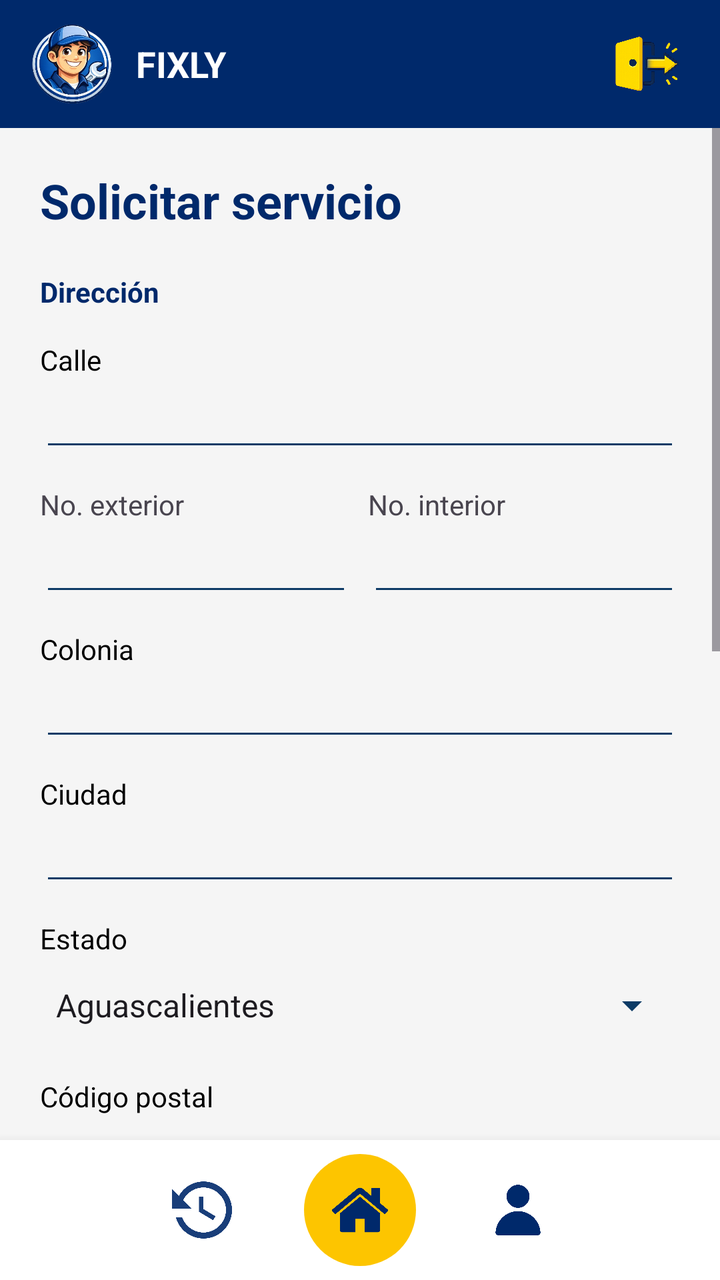
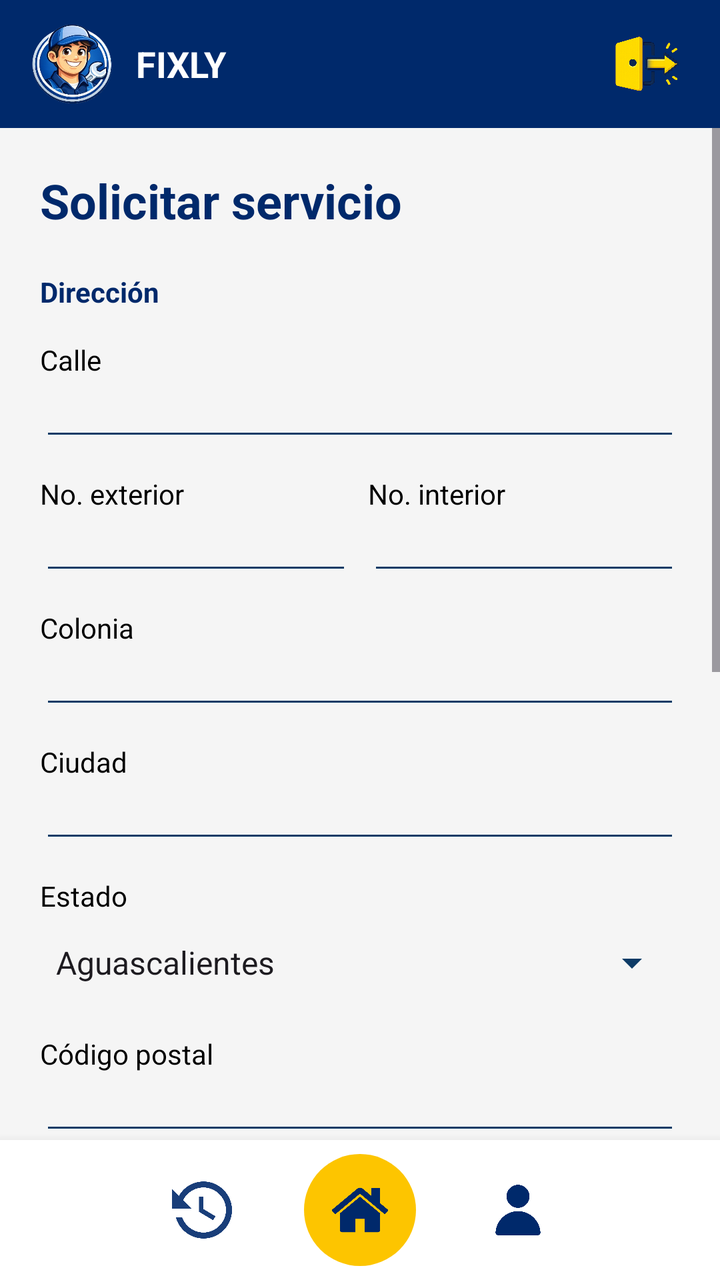

Before-and-after screenshots of an Android layout around one commit, followed by the original layout XML and the change that was made.
<!-- AndroidManifest.xml: application theme Theme.Fixly -->
<!-- res/layout/activity_solicitar_servicio.xml -->
<?xml version="1.0" encoding="utf-8"?>
<LinearLayout
    xmlns:android="http://schemas.android.com/apk/res/android"
    android:id="@+id/main"
    android:layout_width="match_parent"
    android:layout_height="match_parent"
    android:orientation="vertical"
    android:background="#F5F5F5">

    <include layout="@layout/header"/>

    <ScrollView
        android:layout_width="match_parent"
        android:layout_height="0dp"
        android:layout_weight="1">

        <LinearLayout
            android:id="@+id/layout_contenido_solicitud"
            android:layout_width="match_parent"
            android:layout_height="wrap_content"
            android:orientation="vertical"
            android:padding="20dp">


            <TextView
                android:layout_width="wrap_content"
                android:layout_height="wrap_content"
                android:text="Solicitar servicio"
                android:textSize="24sp"
                android:textStyle="bold"
                android:textColor="@color/azul_fixly"
                android:layout_marginBottom="20dp"/>


            <TextView
                android:layout_width="wrap_content"
                android:layout_height="wrap_content"
                android:text="Dirección"
                android:textStyle="bold"
                android:textColor="@color/azul_fixly"
                android:layout_marginBottom="15dp"/>

            
            <TextView
                android:layout_width="wrap_content"
                android:layout_height="wrap_content"
                android:text="Calle"
                android:textColor="#000000"
                android:textSize="14sp"/>

            <EditText
                android:id="@+id/input_calle"
                android:layout_width="match_parent"
                android:layout_height="wrap_content"
                android:backgroundTint="#0D3B66"
                android:layout_marginBottom="12dp"/>


            <LinearLayout
                android:layout_width="match_parent"
                android:layout_height="wrap_content"
                android:orientation="horizontal"
                android:layout_marginBottom="12dp">

                <LinearLayout
                    android:layout_width="0dp"
                    android:layout_height="wrap_content"
                    android:layout_weight="1"
                    android:orientation="vertical"
                    android:layout_marginEnd="8dp">

                    <TextView
                        android:layout_width="wrap_content"
                        android:layout_height="wrap_content"
                        android:text="No. exterior"
                        android:textSize="14sp"/>

                    <EditText
                        android:id="@+id/input_numero_exterior"
                        android:layout_width="match_parent"
                        android:layout_height="wrap_content"
                        android:backgroundTint="#0D3B66"/>
                </LinearLayout>

                <LinearLayout
                    android:layout_width="0dp"
                    android:layout_height="wrap_content"
                    android:layout_weight="1"
                    android:orientation="vertical">

                    <TextView
                        android:layout_width="wrap_content"
                        android:layout_height="wrap_content"
                        android:text="No. interior"
                        android:textSize="14sp"/>

                    <EditText
                        android:id="@+id/input_numero_interior"
                        android:layout_width="match_parent"
                        android:layout_height="wrap_content"
                        android:backgroundTint="#0D3B66"/>
                </LinearLayout>

            </LinearLayout>


            <TextView
                android:layout_width="wrap_content"
                android:layout_height="wrap_content"
                android:text="Colonia"
                android:textColor="#000000"
                android:textSize="14sp"/>

            <EditText
                android:id="@+id/input_colonia"
                android:layout_width="match_parent"
                android:layout_height="wrap_content"
                android:backgroundTint="#0D3B66"
                android:layout_marginBottom="12dp"/>

            <TextView
                android:layout_width="wrap_content"
                android:layout_height="wrap_content"
                android:text="Ciudad"
                android:textColor="#000000"
                android:textSize="14sp"/>

            <EditText
                android:id="@+id/input_ciudad"
                android:layout_width="match_parent"
                android:layout_height="wrap_content"
                android:backgroundTint="#0D3B66"
                android:layout_marginBottom="12dp"/>

            
            <TextView
                android:layout_width="wrap_content"
                android:layout_height="wrap_content"
                android:text="Estado"
                android:textColor="#000000"
                android:textSize="14sp"/>

            <Spinner
                android:id="@+id/spinner_estado"
                android:layout_width="match_parent"
                android:layout_height="48dp"
                android:backgroundTint="#0D3B66"
                android:layout_marginBottom="12dp"
                android:entries="@array/estados_mexico"/>


            <TextView
                android:layout_width="wrap_content"
                android:layout_height="wrap_content"
                android:text="Código postal"
                android:textColor="#000000"
                android:textSize="14sp"/>

            <EditText
                android:id="@+id/input_cp"
                android:layout_width="match_parent"
                android:layout_height="wrap_content"
                android:inputType="number"
                android:backgroundTint="#0D3B66"
                android:layout_marginBottom="12dp"/>


            <TextView
                android:layout_width="wrap_content"
                android:layout_height="wrap_content"
                android:text="Referencia"
                android:textColor="#000000"
                android:textSize="14sp"/>

            <EditText
                android:id="@+id/input_referencia"
                android:layout_width="match_parent"
                android:layout_height="wrap_content"
                android:backgroundTint="#0D3B66"
                android:layout_marginBottom="20dp"/>


            <TextView
                android:layout_width="wrap_content"
                android:layout_height="wrap_content"
                android:text="Selecciona un servicio"
                android:textStyle="bold"
                android:textColor="@color/azul_fixly"
                android:layout_marginBottom="10dp"/>

            <RadioGroup
                android:id="@+id/grupo_servicios"
                android:layout_width="match_parent"
                android:layout_height="wrap_content"
                android:layout_marginBottom="20dp">

                <RadioButton
                    android:layout_width="match_parent"
                    android:layout_height="wrap_content"
                    android:text="Reparación de fugas"/>

                <RadioButton
                    android:layout_width="match_parent"
                    android:layout_height="wrap_content"
                    android:text="Instalación de tubería"/>

            </RadioGroup>


            <TextView
                android:layout_width="wrap_content"
                android:layout_height="wrap_content"
                android:text="Descripción del servicio"
                android:textStyle="bold"
                android:textColor="@color/azul_fixly"/>

            <EditText
                android:id="@+id/input_descripcion_servicio"
                android:layout_width="match_parent"
                android:layout_height="wrap_content"
                android:backgroundTint="#0D3B66"
                android:layout_marginBottom="30dp"/>


            <Button
                android:id="@+id/boton_solicitar_servicio"
                android:layout_width="match_parent"
                android:layout_height="wrap_content"
                android:text="Solicitar"
                android:backgroundTint="@color/amarillo_fixly"
                android:textColor="@color/azul_fixly"
                android:textStyle="bold"/>

            <Button
                android:id="@+id/boton_cancelar_servicio"
                android:layout_width="match_parent"
                android:layout_height="wrap_content"
                android:text="Cancelar"
                android:backgroundTint="#E0E0E0"
                android:textColor="@color/azul_fixly"/>

        </LinearLayout>

    </ScrollView>

    <include layout="@layout/bottom_nav"/>

</LinearLayout>
<!-- res/layout/header.xml (included above) -->
<?xml version="1.0" encoding="utf-8"?>
<LinearLayout xmlns:android="http://schemas.android.com/apk/res/android"
    xmlns:app="http://schemas.android.com/apk/res-auto"
    android:id="@+id/header_container"
    android:layout_width="match_parent"
    android:layout_height="64dp"
    android:background="@color/azul_fixly"
    android:gravity="center_vertical"
    android:paddingHorizontal="16dp"
    android:orientation="horizontal">

    <ImageView
        android:layout_width="40dp"
        android:layout_height="40dp"
        android:scaleType="fitCenter"
        android:src="@drawable/logo" />

    <TextView
        android:layout_width="0dp"
        android:layout_height="wrap_content"
        android:layout_marginStart="12dp"
        android:layout_weight="1"
        android:text="FIXLY"
        android:textColor="@android:color/white"
        android:textSize="18sp"
        android:textStyle="bold" />

    <ImageView
        android:id="@+id/imageView"
        android:layout_width="40dp"
        android:layout_height="40dp"
        app:srcCompat="@drawable/ic_cerrar_sesion" />

</LinearLayout>
<!-- res/layout/bottom_nav.xml (included above) -->
<?xml version="1.0" encoding="utf-8"?>
<LinearLayout xmlns:android="http://schemas.android.com/apk/res/android"
    xmlns:app="http://schemas.android.com/apk/res-auto"
    android:id="@+id/bottom_container"
    android:layout_width="match_parent"
    android:layout_height="70dp"
    android:background="@android:color/white"
    android:elevation="8dp"
    android:gravity="center"
    android:orientation="horizontal">

    <ImageView
        android:id="@+id/historial_barra_navegacion"
        android:layout_width="30dp"
        android:layout_height="30dp"
        android:src="@drawable/icono_solicitudes"
        android:tint="#00296b" />

    <FrameLayout
        android:id="@+id/home_barra_navegacion"
        android:layout_width="56dp"
        android:layout_height="56dp"
        android:layout_marginHorizontal="36dp"
        android:background="@drawable/bg_home">

        <ImageView
            android:layout_width="28dp"
            android:layout_height="28dp"
            android:layout_gravity="center"
            android:src="@drawable/icono_home"
            app:tint="#00296b" />
    </FrameLayout>

    <ImageView
        android:id="@+id/perfil_barra_navegacion"
        android:layout_width="30dp"
        android:layout_height="30dp"
        android:src="@drawable/icono_usuario"
        app:tint="#00296b" />

</LinearLayout>
<!-- resources referenced by this layout -->
<resources>
  <string-array name="estados_mexico">
          <item>Aguascalientes</item>
          <item>Baja California</item>
          <item>Baja California Sur</item>
          <item>Campeche</item>
          <item>Chiapas</item>
          <item>Chihuahua</item>
          <item>Coahuila</item>
          <item>Colima</item>
          <item>Ciudad de México</item>
          <item>Durango</item>
          <item>Guanajuato</item>
          <item>Guerrero</item>
          <item>Hidalgo</item>
          <item>Jalisco</item>
          <item>México</item>
          <item>Michoacán</item>
          <item>Morelos</item>
          <item>Nayarit</item>
          <item>Nuevo León</item>
          <item>Oaxaca</item>
          <item>Puebla</item>
          <item>Querétaro</item>
          <item>Quintana Roo</item>
          <item>San Luis Potosí</item>
          <item>Sinaloa</item>
          <item>Sonora</item>
          <item>Tabasco</item>
          <item>Tamaulipas</item>
          <item>Tlaxcala</item>
          <item>Veracruz</item>
          <item>Yucatán</item>
          <item>Zacatecas</item>
      </string-array>
  <color name="amarillo_fixly">#fdc500</color>
  <color name="azul_fixly">#00296b</color>
  <!-- drawable bg_home (drawable) -->
  <?xml version="1.0" encoding="utf-8"?>
  <shape xmlns:android="http://schemas.android.com/apk/res/android"
      android:shape="oval">
      <solid android:color="#fdc500"/>
  </shape>
  <!-- drawable ic_cerrar_sesion: png bitmap (drawable, 236120 bytes) -->
  <!-- drawable icono_home: png bitmap (drawable, 9640 bytes) -->
  <!-- drawable icono_solicitudes: png bitmap (drawable, 14988 bytes) -->
  <!-- drawable icono_usuario: png bitmap (drawable, 6687 bytes) -->
  <!-- drawable logo: png bitmap (drawable, 142083 bytes) -->
  <style name="Theme.Fixly" parent="Base.Theme.Fixly" />
  <style name="Base.Theme.Fixly" parent="Theme.Material3.DayNight.NoActionBar">
          
          
      </style>
</resources>

<!-- the commit's change to res/layout/activity_solicitar_servicio.xml (unified diff, before → after) -->
@@ -21,7 +21,6 @@
             android:orientation="vertical"
             android:padding="20dp">
 
-
             <TextView
                 android:layout_width="wrap_content"
                 android:layout_height="wrap_content"
@@ -31,7 +30,6 @@
                 android:textColor="@color/azul_fixly"
                 android:layout_marginBottom="20dp"/>
 
-
             <TextView
                 android:layout_width="wrap_content"
                 android:layout_height="wrap_content"
@@ -40,12 +38,12 @@
                 android:textColor="@color/azul_fixly"
                 android:layout_marginBottom="15dp"/>
 
-            
+
             <TextView
                 android:layout_width="wrap_content"
                 android:layout_height="wrap_content"
                 android:text="Calle"
-                android:textColor="#000000"
+                android:textColor="@android:color/black"
                 android:textSize="14sp"/>
 
             <EditText
@@ -53,6 +51,9 @@
                 android:layout_width="match_parent"
                 android:layout_height="wrap_content"
                 android:backgroundTint="#0D3B66"
+                android:textColor="@android:color/black"
+                android:textColorHint="#808080"
+                android:textSize="14sp"
                 android:layout_marginBottom="12dp"/>
 
 
@@ -73,13 +74,17 @@
                         android:layout_width="wrap_content"
                         android:layout_height="wrap_content"
                         android:text="No. exterior"
+                        android:textColor="@android:color/black"
                         android:textSize="14sp"/>
 
                     <EditText
                         android:id="@+id/input_numero_exterior"
                         android:layout_width="match_parent"
                         android:layout_height="wrap_content"
-                        android:backgroundTint="#0D3B66"/>
+                        android:backgroundTint="#0D3B66"
+                        android:textSize="14sp"
+                        android:textColor="@android:color/black"
+                        android:textColorHint="#808080"/>
                 </LinearLayout>
 
                 <LinearLayout
@@ -92,13 +97,17 @@
                         android:layout_width="wrap_content"
                         android:layout_height="wrap_content"
                         android:text="No. interior"
+                        android:textColor="@android:color/black"
                         android:textSize="14sp"/>
 
                     <EditText
                         android:id="@+id/input_numero_interior"
                         android:layout_width="match_parent"
                         android:layout_height="wrap_content"
-                        android:backgroundTint="#0D3B66"/>
+                        android:backgroundTint="#0D3B66"
+                        android:textSize="14sp"
+                        android:textColor="@android:color/black"
+                        android:textColorHint="#808080"/>
                 </LinearLayout>
 
             </LinearLayout>
@@ -108,7 +117,7 @@
                 android:layout_width="wrap_content"
                 android:layout_height="wrap_content"
                 android:text="Colonia"
-                android:textColor="#000000"
+                android:textColor="@android:color/black"
                 android:textSize="14sp"/>
 
             <EditText
@@ -116,13 +125,17 @@
                 android:layout_width="match_parent"
                 android:layout_height="wrap_content"
                 android:backgroundTint="#0D3B66"
+                android:textColor="@android:color/black"
+                android:textColorHint="#808080"
+                android:textSize="14sp"
                 android:layout_marginBottom="12dp"/>
 
+
             <TextView
                 android:layout_width="wrap_content"
                 android:layout_height="wrap_content"
                 android:text="Ciudad"
-                android:textColor="#000000"
+                android:textColor="@android:color/black"
                 android:textSize="14sp"/>
 
             <EditText
@@ -130,14 +143,17 @@
                 android:layout_width="match_parent"
                 android:layout_height="wrap_content"
                 android:backgroundTint="#0D3B66"
+                android:textColor="@android:color/black"
+                android:textColorHint="#808080"
+                android:textSize="14sp"
                 android:layout_marginBottom="12dp"/>
 
-            
+
             <TextView
                 android:layout_width="wrap_content"
                 android:layout_height="wrap_content"
                 android:text="Estado"
-                android:textColor="#000000"
+                android:textColor="@android:color/black"
                 android:textSize="14sp"/>
 
             <Spinner
@@ -153,7 +169,7 @@
                 android:layout_width="wrap_content"
                 android:layout_height="wrap_content"
                 android:text="Código postal"
-                android:textColor="#000000"
+                android:textColor="@android:color/black"
                 android:textSize="14sp"/>
 
             <EditText
@@ -162,6 +178,9 @@
                 android:layout_height="wrap_content"
                 android:inputType="number"
                 android:backgroundTint="#0D3B66"
+                android:textColor="@android:color/black"
+                android:textColorHint="#808080"
+                android:textSize="14sp"
                 android:layout_marginBottom="12dp"/>
 
 
@@ -169,7 +188,7 @@
                 android:layout_width="wrap_content"
                 android:layout_height="wrap_content"
                 android:text="Referencia"
-                android:textColor="#000000"
+                android:textColor="@android:color/black"
                 android:textSize="14sp"/>
 
             <EditText
@@ -177,6 +196,9 @@
                 android:layout_width="match_parent"
                 android:layout_height="wrap_content"
                 android:backgroundTint="#0D3B66"
+                android:textColor="@android:color/black"
+                android:textColorHint="#808080"
+                android:textSize="14sp"
                 android:layout_marginBottom="20dp"/>
 
 
@@ -197,12 +219,14 @@
                 <RadioButton
                     android:layout_width="match_parent"
                     android:layout_height="wrap_content"
-                    android:text="Reparación de fugas"/>
+                    android:text="Reparación de fugas"
+                    android:textColor="@android:color/black"/>
 
                 <RadioButton
                     android:layout_width="match_parent"
                     android:layout_height="wrap_content"
-                    android:text="Instalación de tubería"/>
+                    android:text="Instalación de tubería"
+                    android:textColor="@android:color/black"/>
 
             </RadioGroup>
 
@@ -219,6 +243,9 @@
                 android:layout_width="match_parent"
                 android:layout_height="wrap_content"
                 android:backgroundTint="#0D3B66"
+                android:textColor="@android:color/black"
+                android:textColorHint="#808080"
+                android:textSize="14sp"
                 android:layout_marginBottom="30dp"/>
 
 
